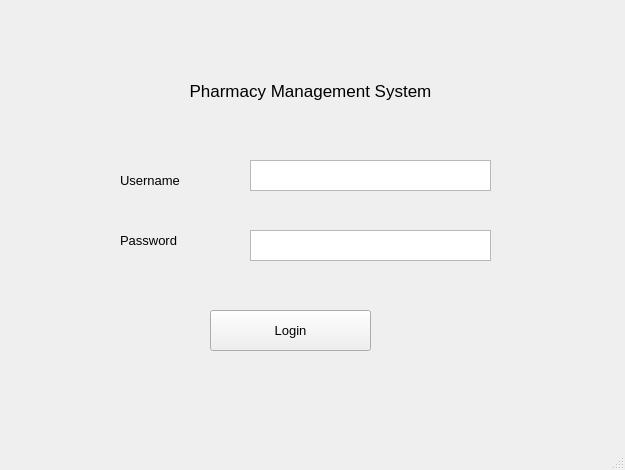
First picture: the form in mainwindow.ui, repository osamamuhammad3623/pharmacy_management_system, before the edit.
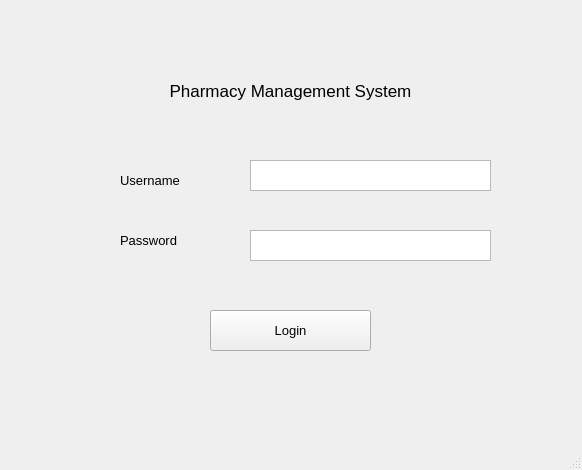
Second picture: the form after the edit.

The edit to the form file:
```diff
--- a/mainwindow.ui
+++ b/mainwindow.ui
@@ -6,7 +6,7 @@
    <rect>
     <x>0</x>
     <y>0</y>
-    <width>625</width>
+    <width>582</width>
     <height>470</height>
    </rect>
   </property>
@@ -101,7 +101,7 @@
    <widget class="QLabel" name="label_6">
     <property name="geometry">
      <rect>
-      <x>10</x>
+      <x>-10</x>
       <y>70</y>
       <width>601</width>
       <height>41</height>
```
Left out of the diff: 2 changed lines with no effect on the pictures.
